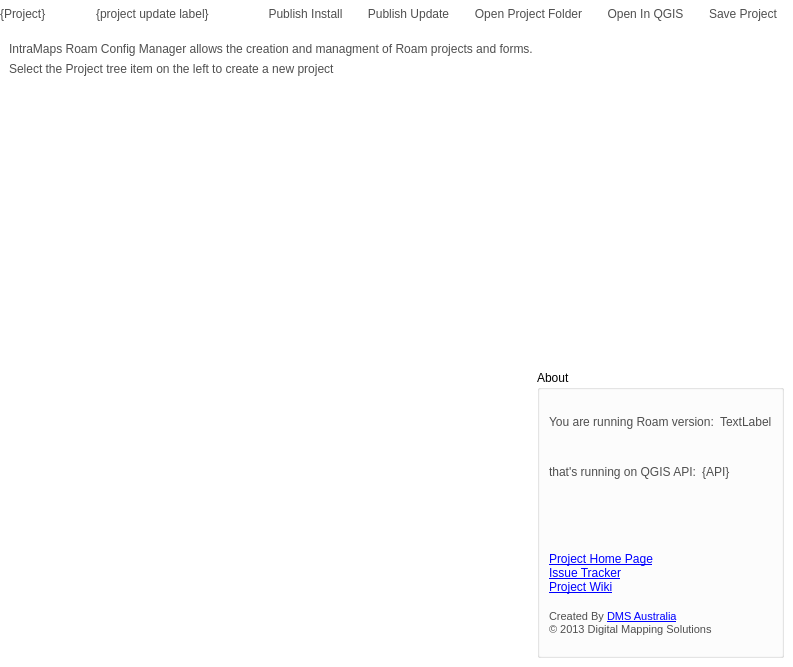
Qt form src/configmanager/ui/ui_projectwidget.ui (roam-qgis/Roam) before a commit.
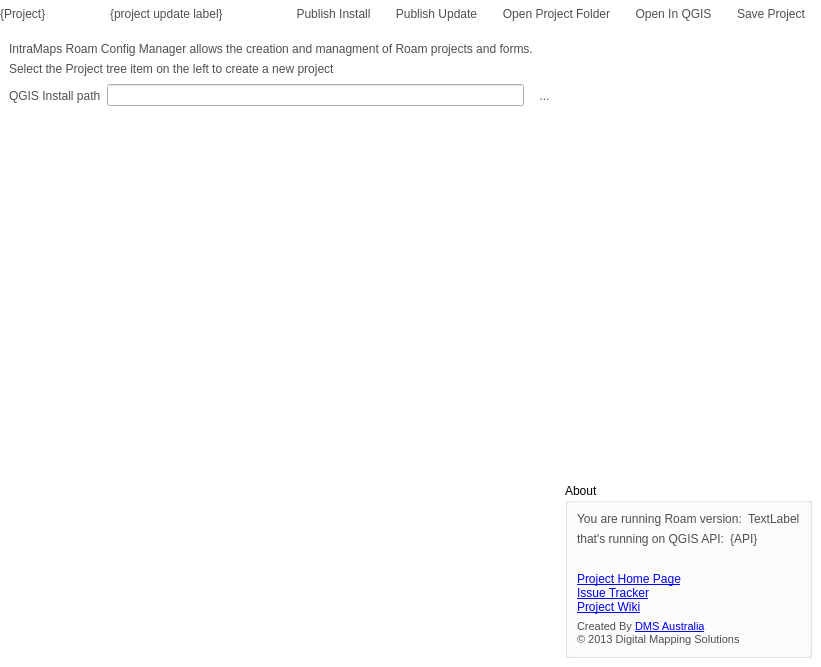
The same form after that commit. The open tabs and pages were chosen to show the change. Icons and pictures are not drawn. Custom widgets are drawn as their Qt base class.

Commit message: Add ui option for setting QGIS install path

The edit to the form file:
```diff
--- a/src/configmanager/ui/ui_projectwidget.ui
+++ b/src/configmanager/ui/ui_projectwidget.ui
@@ -6,7 +6,7 @@
    <rect>
     <x>0</x>
     <y>0</y>
-    <width>793</width>
+    <width>821</width>
     <height>667</height>
    </rect>
   </property>
@@ -162,20 +162,7 @@
      </widget>
      <widget class="QWidget" name="roam_page">
       <layout class="QGridLayout" name="gridLayout_2">
-       <item row="0" column="0" colspan="3">
-        <widget class="QLabel" name="label_42">
-         <property name="text">
-          <string>IntraMaps Roam Config Manager allows the creation and managment of Roam projects and forms.</string>
-         </property>
-         <property name="wordWrap">
-          <bool>true</bool>
-         </property>
-         <property name="isheader" stdset="0">
-          <bool>true</bool>
-         </property>
-        </widget>
-       </item>
-       <item row="3" column="2">
+       <item row="4" column="1">
         <widget class="QGroupBox" name="groupBox_3">
          <property name="title">
           <string>About</string>
@@ -325,46 +312,7 @@
          </layout>
         </widget>
        </item>
-       <item row="3" column="0">
-        <spacer name="verticalSpacer_2">
-         <property name="orientation">
-          <enum>Qt::Vertical</enum>
-         </property>
-         <property name="sizeHint" stdset="0">
-          <size>
-           <width>20</width>
-           <height>40</height>
-          </size>
-         </property>
-        </spacer>
-       </item>
-       <item row="3" column="1">
-        <spacer name="horizontalSpacer_5">
-         <property name="orientation">
-          <enum>Qt::Horizontal</enum>
-         </property>
-         <property name="sizeHint" stdset="0">
-          <size>
-           <width>40</width>
-           <height>20</height>
-          </size>
-         </property>
-        </spacer>
-       </item>
-       <item row="2" column="0" colspan="3">
-        <spacer name="verticalSpacer_5">
-         <property name="orientation">
-          <enum>Qt::Vertical</enum>
-         </property>
-         <property name="sizeHint" stdset="0">
-          <size>
-           <width>20</width>
-           <height>40</height>
-          </size>
-         </property>
-        </spacer>
-       </item>
-       <item row="1" column="0" colspan="3">
+       <item row="1" column="0" colspan="2">
         <widget class="QLabel" name="label_43">
          <property name="text">
           <string>Select the Project tree item on the left to create a new project</string>
@@ -377,6 +325,79 @@
          </property>
         </widget>
        </item>
+       <item row="4" column="0">
+        <spacer name="horizontalSpacer">
+         <property name="orientation">
+          <enum>Qt::Horizontal</enum>
+         </property>
+         <property name="sizeHint" stdset="0">
+          <size>
+           <width>350</width>
+           <height>20</height>
+          </size>
+         </property>
+        </spacer>
+       </item>
+       <item row="0" column="0" colspan="2">
+        <widget class="QLabel" name="label_42">
+         <property name="text">
+          <string>IntraMaps Roam Config Manager allows the creation and managment of Roam projects and forms.</string>
+         </property>
+         <property name="wordWrap">
+          <bool>true</bool>
+         </property>
+         <property name="isheader" stdset="0">
+          <bool>true</bool>
+         </property>
+        </widget>
+       </item>
+       <item row="3" column="0">
+        <spacer name="verticalSpacer">
+         <property name="orientation">
+          <enum>Qt::Vertical</enum>
+         </property>
+         <property name="sizeHint" stdset="0">
+          <size>
+           <width>20</width>
+           <height>40</height>
+          </size>
+         </property>
+        </spacer>
+       </item>
+       <item row="2" column="0">
+        <layout class="QHBoxLayout" name="horizontalLayout">
+         <item>
+          <widget class="QLabel" name="label">
+           <property name="text">
+            <string>QGIS Install path</string>
+           </property>
+          </widget>
+         </item>
+         <item>
+          <widget class="QLineEdit" name="qgispathEdit"/>
+         </item>
+         <item>
+          <widget class="QToolButton" name="filePickerButton">
+           <property name="text">
+            <string>...</string>
+           </property>
+           <property name="icon">
+            <iconset resource="../../roam/resources.qrc">
+             <normaloff>:/icons/folder</normaloff>:/icons/folder</iconset>
+           </property>
+           <property name="iconSize">
+            <size>
+             <width>24</width>
+             <height>24</height>
+            </size>
+           </property>
+           <property name="autoRaise">
+            <bool>true</bool>
+           </property>
+          </widget>
+         </item>
+        </layout>
+       </item>
       </layout>
      </widget>
      <widget class="QWidget" name="forms_page">
```
Left out of the diff: 41 changed lines with no effect on the pictures. The commit also changes 2 other files.
